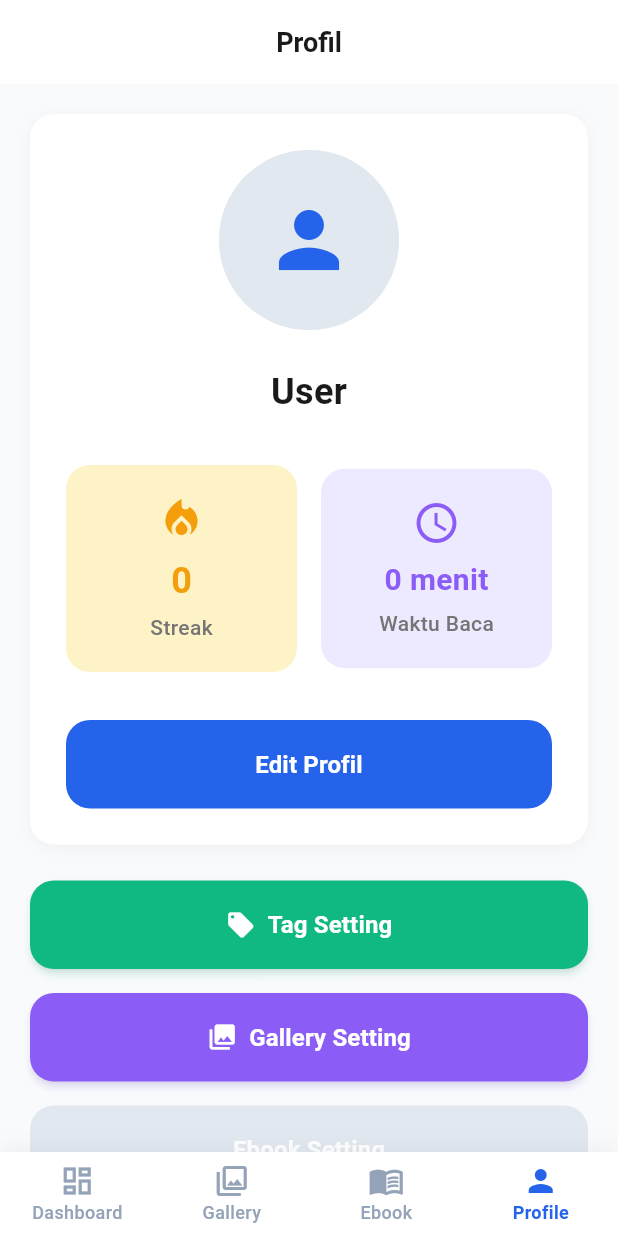
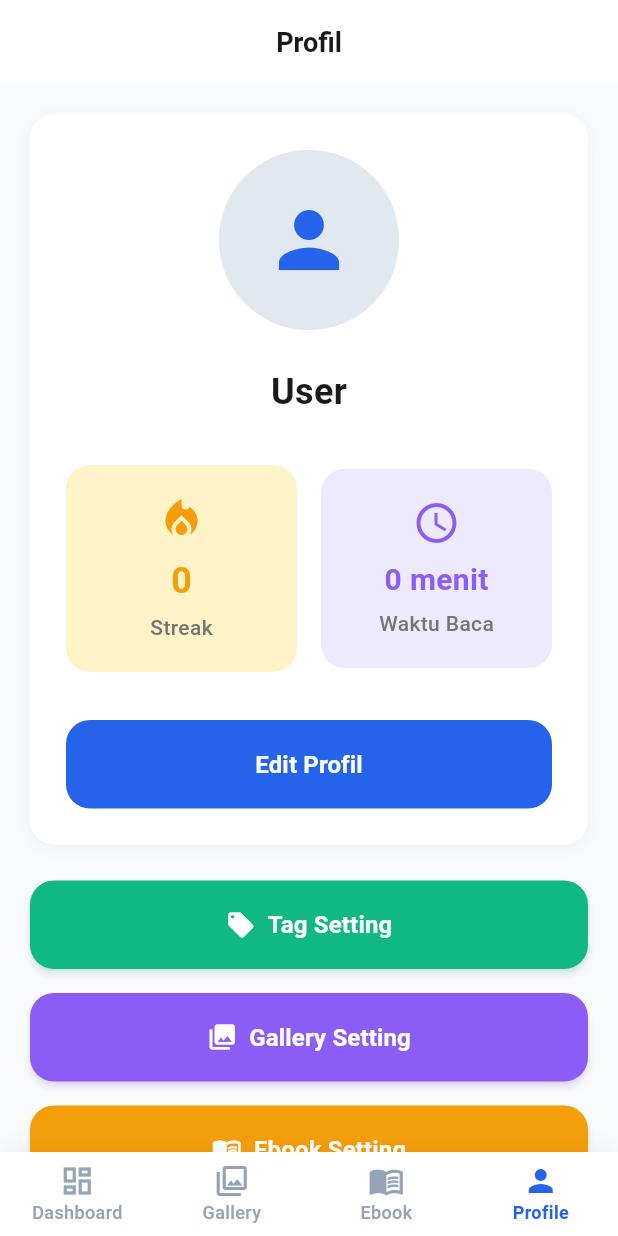
Before and after one commit to Alpinnnn/yupiread, a Flutter app: the screen it shows after launch, item 4 of the bottom bar chosen, on a phone screen of 412 x 824 dp. Run offline on Flutter 3.47's test engine with Material 3 defaults, Android fonts, the phone set to English and light mode, and no system bars; our stand-ins replace file_picker, image_picker, share_plus, shared_preferences; missing offline and left inert: docx_to_text, syncfusion_flutter_pdf, syncfusion_flutter_pdfviewer; Roboto replaces fonts that are missing (SF Pro Display).

Commit message:
Profile Screen Button Style Update

```diff
--- a/lib/screens/profile_screen.dart
+++ b/lib/screens/profile_screen.dart
@@ -279,17 +279,25 @@ class _ProfileScreenState extends State<ProfileScreen> {
                   );
                 },
                 style: ElevatedButton.styleFrom(
-                  backgroundColor: const Color(0xFFE2E8F0),
+                  backgroundColor: const Color(0xFFF59E0B),
                   foregroundColor: Colors.white,
                   padding: const EdgeInsets.symmetric(vertical: 18),
                   shape: RoundedRectangleBorder(
                     borderRadius: BorderRadius.circular(16),
                   ),
-                  elevation: 0,
+                  elevation: 2,
+                  shadowColor: const Color(0xFFF59E0B).withOpacity(0.3),
                 ),
-                child: const Text(
-                  'Ebook Setting',
-                  style: TextStyle(fontSize: 16, fontWeight: FontWeight.w600),
+                child: Row(
+                  mainAxisAlignment: MainAxisAlignment.center,
+                  children: const [
+                    Icon(Icons.menu_book, size: 20),
+                    SizedBox(width: 8),
+                    Text(
+                      'Ebook Setting',
+                      style: TextStyle(fontSize: 16, fontWeight: FontWeight.w600),
+                    ),
+                  ],
                 ),
               ),
             ),
```
